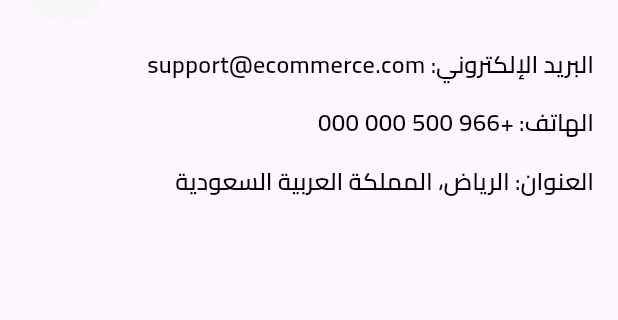
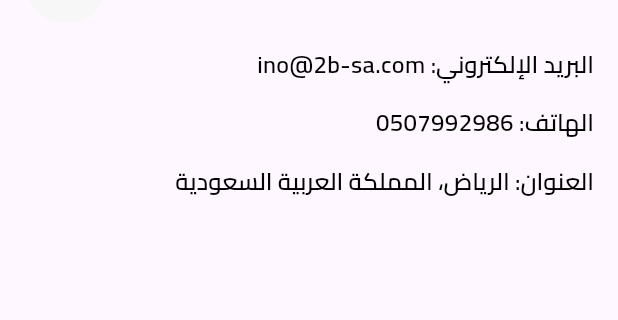
Before and after one commit to Kareemm0/two_be, a Flutter app: the ContactUsScreen screen opened by its route, on a phone screen of 412 x 824 dp, the part 121-441 px from its top. Run offline on Flutter 3.47's test engine with Material 3 defaults, Android fonts, the phone set to English and light mode, and no system bars; our stand-ins replace dartz, dio, dotted_border, equatable, flutter_bloc, flutter_svg and 6 more; missing offline and left inert: myfatoorah_flutter, tabby_flutter_inapp_sdk; accounts and stored records are empty; project files that could hold a hidden picture were left out.

Commit message:
update_contact_info

```diff
--- a/lib/Features/profile/presentation/view/about_us_screen.dart
+++ b/lib/Features/profile/presentation/view/about_us_screen.dart
@@ -25,7 +25,7 @@ class AboutAppScreen extends StatelessWidget {
               style: AppTextStyle.style16,
             ),
             Text(
-              "الوصف: تطبيق متجر إلكتروني لتسهيل عملية التسوق عبر الإنترنت.",
+              "متجر توبي يضم أكثر من 3500 منتج لاشهر البراندات العالمية",
               style: AppTextStyle.style16,
             ),
           ],
--- a/lib/Features/profile/presentation/view/contact_screen.dart
+++ b/lib/Features/profile/presentation/view/contact_screen.dart
@@ -17,11 +17,11 @@ class ContactUsScreen extends StatelessWidget {
           children: [
             CustomHeaderAndIcon(title: "اتصل بنا"),
             Text(
-              "البريد الإلكتروني: support@ecommerce.com",
+              "البريد الإلكتروني: ino@2b-sa.com",
               style: AppTextStyle.style16,
             ),
             Text(
-              "الهاتف: +966 500 000 000",
+              "الهاتف: 0507992986",
               style: AppTextStyle.style16,
             ),
             Text(
```
